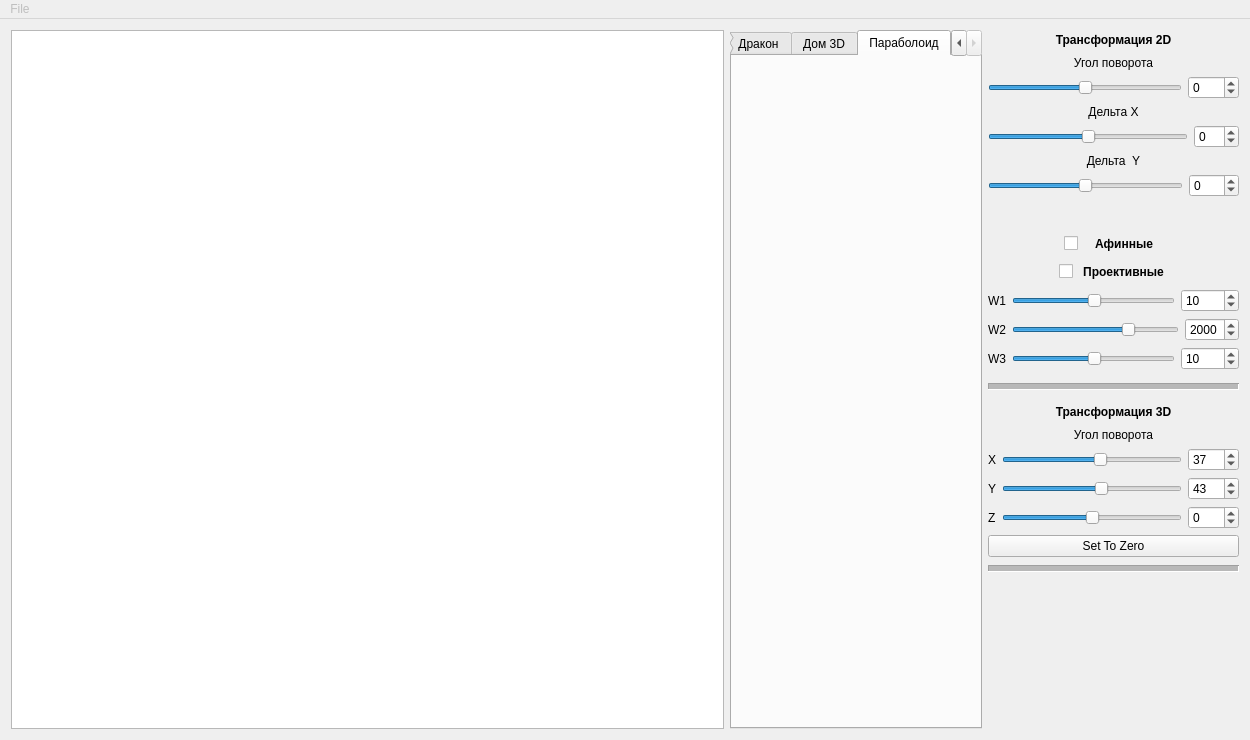
Childcity/QtGraphicsExample, file MainWindow/mainwindow.ui: the form before one commit.
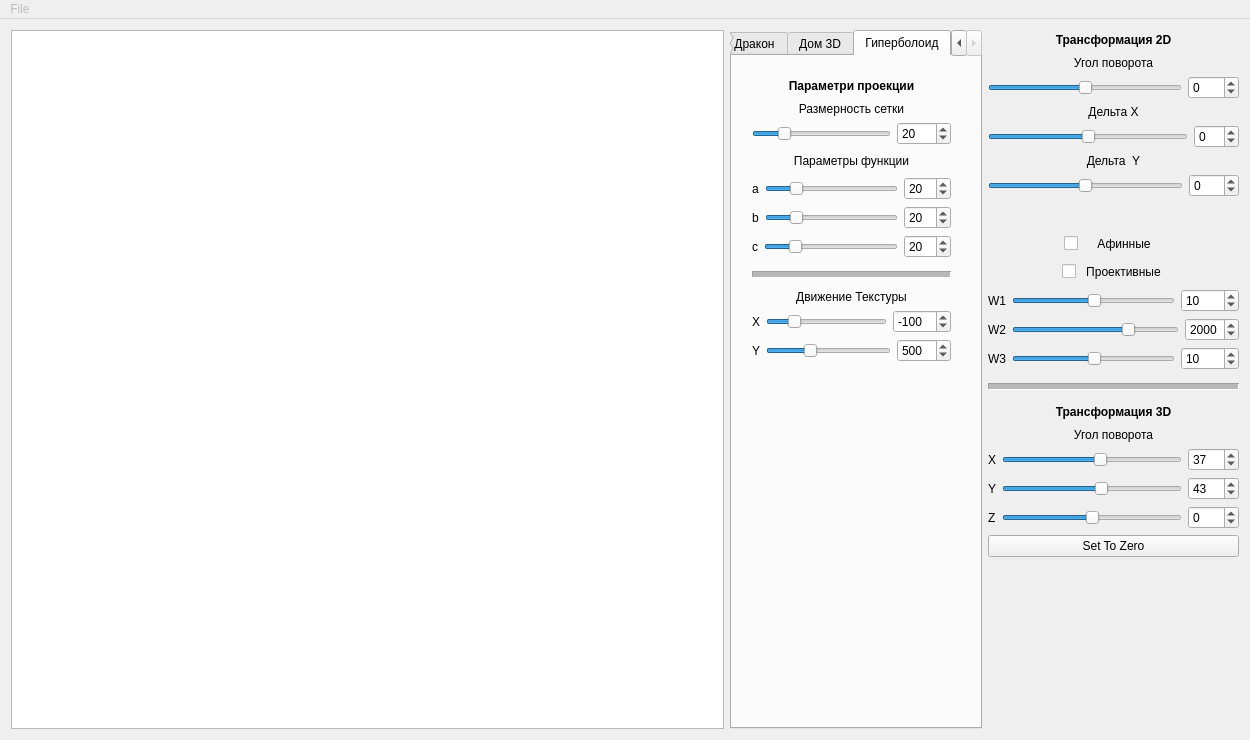
The form after the commit. Icons and pictures are not drawn. Custom widgets are drawn as their Qt base class.

What changed in the file:
```diff
--- a/MainWindow/mainwindow.ui
+++ b/MainWindow/mainwindow.ui
@@ -938,8 +938,409 @@
         </widget>
         <widget class="QWidget" name="tab_6">
          <attribute name="title">
-          <string>Параболоид</string>
+          <string>Гиперболоид</string>
          </attribute>
+         <widget class="QWidget" name="verticalLayoutWidget_3">
+          <property name="geometry">
+           <rect>
+            <x>9</x>
+            <y>9</y>
+            <width>221</width>
+            <height>421</height>
+           </rect>
+          </property>
+          <layout class="QVBoxLayout" name="verticalLayout_6">
+           <item>
+            <widget class="QLabel" name="label_40">
+             <property name="minimumSize">
+              <size>
+               <width>0</width>
+               <height>20</height>
+              </size>
+             </property>
+             <property name="font">
+              <font>
+               <weight>75</weight>
+               <bold>true</bold>
+              </font>
+             </property>
+             <property name="text">
+              <string>Параметри проекции</string>
+             </property>
+             <property name="alignment">
+              <set>Qt::AlignCenter</set>
+             </property>
+            </widget>
+           </item>
+           <item>
+            <widget class="QLabel" name="label_39">
+             <property name="text">
+              <string>Размерность сетки</string>
+             </property>
+             <property name="alignment">
+              <set>Qt::AlignCenter</set>
+             </property>
+            </widget>
+           </item>
+           <item>
+            <layout class="QHBoxLayout" name="horizontalLayout_13">
+             <property name="bottomMargin">
+              <number>0</number>
+             </property>
+             <item>
+              <widget class="QSlider" name="horizontalSlider_18">
+               <property name="minimum">
+                <number>0</number>
+               </property>
+               <property name="maximum">
+                <number>100</number>
+               </property>
+               <property name="singleStep">
+                <number>1</number>
+               </property>
+               <property name="value">
+                <number>20</number>
+               </property>
+               <property name="orientation">
+                <enum>Qt::Horizontal</enum>
+               </property>
+              </widget>
+             </item>
+             <item>
+              <widget class="QSpinBox" name="spinBox_18">
+               <property name="minimum">
+                <number>1</number>
+               </property>
+               <property name="maximum">
+                <number>1000</number>
+               </property>
+               <property name="value">
+                <number>20</number>
+               </property>
+              </widget>
+             </item>
+            </layout>
+           </item>
+           <item>
+            <widget class="QLabel" name="label_42">
+             <property name="minimumSize">
+              <size>
+               <width>0</width>
+               <height>20</height>
+              </size>
+             </property>
+             <property name="font">
+              <font>
+               <weight>50</weight>
+               <bold>false</bold>
+              </font>
+             </property>
+             <property name="text">
+              <string>Параметры функции</string>
+             </property>
+             <property name="alignment">
+              <set>Qt::AlignCenter</set>
+             </property>
+            </widget>
+           </item>
+           <item>
+            <layout class="QHBoxLayout" name="horizontalLayout_23">
+             <property name="bottomMargin">
+              <number>0</number>
+             </property>
+             <item>
+              <widget class="QLabel" name="label_43">
+               <property name="text">
+                <string>a</string>
+               </property>
+              </widget>
+             </item>
+             <item>
+              <widget class="QSlider" name="horizontalSlider_19">
+               <property name="minimum">
+                <number>0</number>
+               </property>
+               <property name="maximum">
+                <number>100</number>
+               </property>
+               <property name="pageStep">
+                <number>5</number>
+               </property>
+               <property name="value">
+                <number>20</number>
+               </property>
+               <property name="orientation">
+                <enum>Qt::Horizontal</enum>
+               </property>
+              </widget>
+             </item>
+             <item>
+              <widget class="QSpinBox" name="spinBox_19">
+               <property name="minimum">
+                <number>0</number>
+               </property>
+               <property name="maximum">
+                <number>100</number>
+               </property>
+               <property name="singleStep">
+                <number>1</number>
+               </property>
+               <property name="value">
+                <number>20</number>
+               </property>
+               <property name="displayIntegerBase">
+                <number>10</number>
+               </property>
+              </widget>
+             </item>
+            </layout>
+           </item>
+           <item>
+            <layout class="QHBoxLayout" name="horizontalLayout_24">
+             <property name="bottomMargin">
+              <number>0</number>
+             </property>
+             <item>
+              <widget class="QLabel" name="label_44">
+               <property name="text">
+                <string>b</string>
+               </property>
+              </widget>
+             </item>
+             <item>
+              <widget class="QSlider" name="horizontalSlider_20">
+               <property name="minimum">
+                <number>0</number>
+               </property>
+               <property name="maximum">
+                <number>100</number>
+               </property>
+               <property name="pageStep">
+                <number>5</number>
+               </property>
+               <property name="value">
+                <number>20</number>
+               </property>
+               <property name="orientation">
+                <enum>Qt::Horizontal</enum>
+               </property>
+              </widget>
+             </item>
+             <item>
+              <widget class="QSpinBox" name="spinBox_20">
+               <property name="minimum">
+                <number>0</number>
+               </property>
+               <property name="maximum">
+                <number>100</number>
+               </property>
+               <property name="singleStep">
+                <number>1</number>
+               </property>
+               <property name="value">
+                <number>20</number>
+               </property>
+              </widget>
+             </item>
+            </layout>
+           </item>
+           <item>
+            <layout class="QHBoxLayout" name="horizontalLayout_25">
+             <property name="bottomMargin">
+              <number>0</number>
+             </property>
+             <item>
+              <widget class="QLabel" name="label_45">
+               <property name="text">
+                <string>c</string>
+               </property>
+              </widget>
+             </item>
+             <item>
+              <widget class="QSlider" name="horizontalSlider_21">
+               <property name="minimum">
+                <number>0</number>
+               </property>
+               <property name="maximum">
+                <number>100</number>
+               </property>
+               <property name="pageStep">
+                <number>5</number>
+               </property>
+               <property name="value">
+                <number>20</number>
+               </property>
+               <property name="orientation">
+                <enum>Qt::Horizontal</enum>
+               </property>
+              </widget>
+             </item>
+             <item>
+              <widget class="QSpinBox" name="spinBox_21">
+               <property name="minimum">
+                <number>0</number>
+               </property>
+               <property name="maximum">
+                <number>100</number>
+               </property>
+               <property name="singleStep">
+                <number>1</number>
+               </property>
+               <property name="value">
+                <number>20</number>
+               </property>
+              </widget>
+             </item>
+            </layout>
+           </item>
+           <item>
+            <widget class="Line" name="line_6">
+             <property name="minimumSize">
+              <size>
+               <width>0</width>
+               <height>20</height>
+              </size>
+             </property>
+             <property name="midLineWidth">
+              <number>5</number>
+             </property>
+             <property name="orientation">
+              <enum>Qt::Horizontal</enum>
+             </property>
+            </widget>
+           </item>
+           <item>
+            <widget class="QLabel" name="label_41">
+             <property name="text">
+              <string>Движение Текстуры</string>
+             </property>
+             <property name="alignment">
+              <set>Qt::AlignCenter</set>
+             </property>
+            </widget>
+           </item>
+           <item>
+            <layout class="QHBoxLayout" name="horizontalLayout_26">
+             <property name="bottomMargin">
+              <number>0</number>
+             </property>
+             <item>
+              <widget class="QLabel" name="label_46">
+               <property name="text">
+                <string>X</string>
+               </property>
+              </widget>
+             </item>
+             <item>
+              <widget class="QSlider" name="horizontalSlider_22">
+               <property name="minimum">
+                <number>-1000</number>
+               </property>
+               <property name="maximum">
+                <number>3500</number>
+               </property>
+               <property name="singleStep">
+                <number>5</number>
+               </property>
+               <property name="pageStep">
+                <number>10</number>
+               </property>
+               <property name="value">
+                <number>-100</number>
+               </property>
+               <property name="orientation">
+                <enum>Qt::Horizontal</enum>
+               </property>
+              </widget>
+             </item>
+             <item>
+              <widget class="QSpinBox" name="spinBox_22">
+               <property name="minimum">
+                <number>-1000</number>
+               </property>
+               <property name="maximum">
+                <number>3500</number>
+               </property>
+               <property name="singleStep">
+                <number>1</number>
+               </property>
+               <property name="value">
+                <number>-100</number>
+               </property>
+              </widget>
+             </item>
+            </layout>
+           </item>
+           <item>
+            <layout class="QHBoxLayout" name="horizontalLayout_27">
+             <property name="bottomMargin">
+              <number>0</number>
+             </property>
+             <item>
+              <widget class="QLabel" name="label_47">
+               <property name="text">
+                <string>Y</string>
+               </property>
+              </widget>
+             </item>
+             <item>
+              <widget class="QSlider" name="horizontalSlider_23">
+               <property name="minimum">
+                <number>-360</number>
+               </property>
+               <property name="maximum">
+                <number>2200</number>
+               </property>
+               <property name="singleStep">
+                <number>50</number>
+               </property>
+               <property name="pageStep">
+                <number>50</number>
+               </property>
+               <property name="value">
+                <number>500</number>
+               </property>
+               <property name="sliderPosition">
+                <number>500</number>
+               </property>
+               <property name="orientation">
+                <enum>Qt::Horizontal</enum>
+               </property>
+              </widget>
+             </item>
+             <item>
+              <widget class="QSpinBox" name="spinBox_23">
+               <property name="minimum">
+                <number>-360</number>
+               </property>
+               <property name="maximum">
+                <number>2200</number>
+               </property>
+               <property name="singleStep">
+                <number>10</number>
+               </property>
+               <property name="value">
+                <number>500</number>
+               </property>
+              </widget>
+             </item>
+            </layout>
+           </item>
+           <item>
+            <spacer name="verticalSpacer_5">
+             <property name="orientation">
+              <enum>Qt::Vertical</enum>
+             </property>
+             <property name="sizeHint" stdset="0">
+              <size>
+               <width>20</width>
+               <height>40</height>
+              </size>
+             </property>
+            </spacer>
+           </item>
+          </layout>
+         </widget>
         </widget>
        </widget>
       </item>
@@ -1143,8 +1544,8 @@
             </property>
             <property name="font">
              <font>
-              <weight>75</weight>
-              <bold>true</bold>
+              <weight>50</weight>
+              <bold>false</bold>
              </font>
             </property>
             <property name="text">
@@ -1214,8 +1615,8 @@
             </property>
             <property name="font">
              <font>
-              <weight>75</weight>
-              <bold>true</bold>
+              <weight>50</weight>
+              <bold>false</bold>
              </font>
             </property>
             <property name="text">
@@ -1599,25 +2000,6 @@
           </property>
          </widget>
         </item>
-        <item>
-         <widget class="Line" name="line_6">
-          <property name="minimumSize">
-           <size>
-            <width>0</width>
-            <height>10</height>
-           </size>
-          </property>
-          <property name="lineWidth">
-           <number>1</number>
-          </property>
-          <property name="midLineWidth">
-           <number>5</number>
-          </property>
-          <property name="orientation">
-           <enum>Qt::Horizontal</enum>
-          </property>
-         </widget>
-        </item>
         <item>
          <spacer name="verticalSpacer_2">
           <property name="orientation">
```
Left out of the diff: 196 changed lines with no effect on the pictures.
